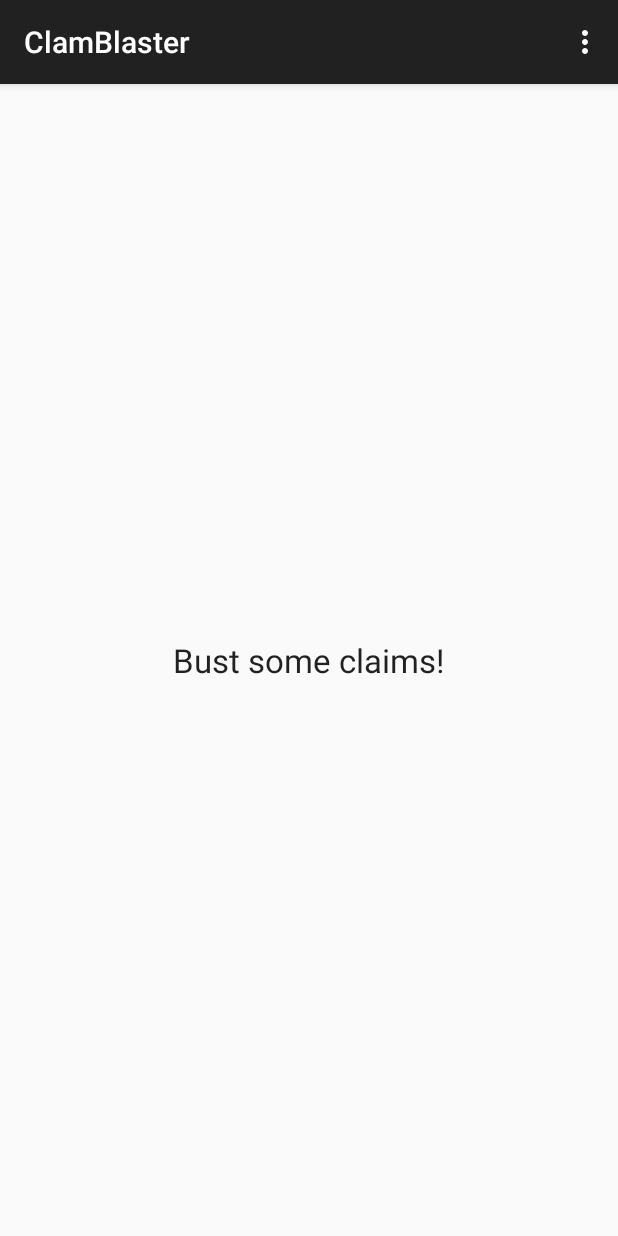
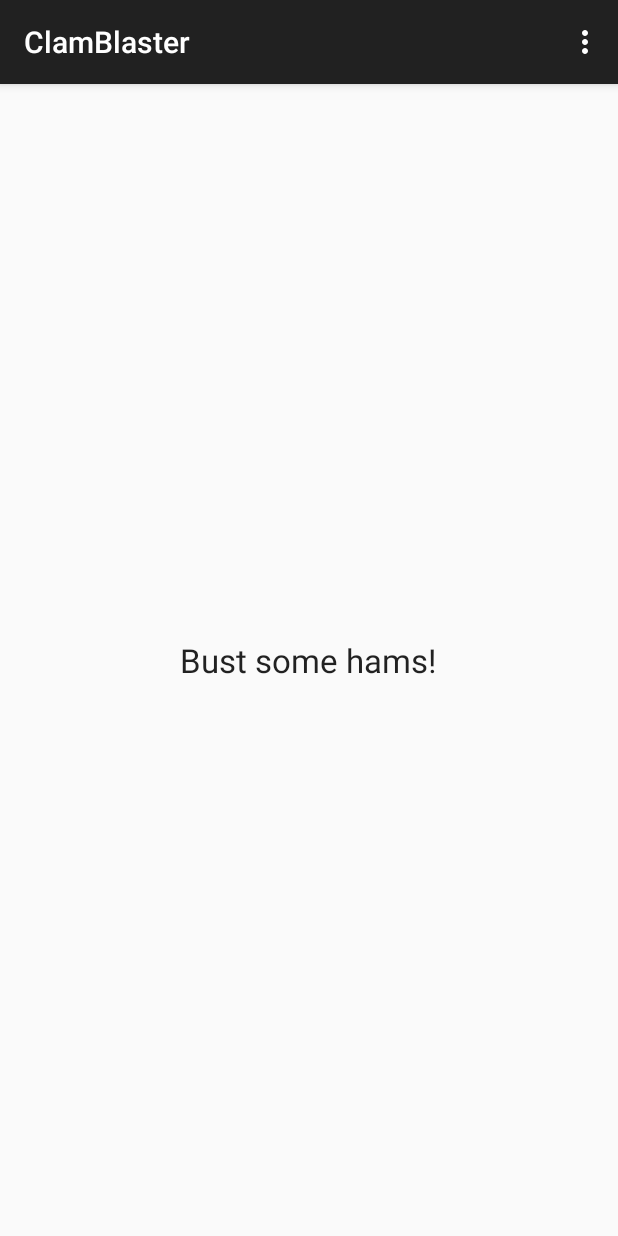
Before and after one commit to L30n1d/ClamBlaster, an Android app: the screen it shows after launch (MainActivity), on a phone screen of 412 x 824 dp. Run offline under Robolectric (Android 15) with nearby library versions, the phone set to English and light mode, and no system bars.

Commit message:
Changed the label text!

```diff
--- a/app/src/main/res/layout/activity_main.xml
+++ b/app/src/main/res/layout/activity_main.xml
@@ -9,7 +9,7 @@
         android:layout_width="wrap_content"
         android:layout_height="wrap_content"
         android:textAppearance="?android:attr/textAppearanceLarge"
-        android:text="Bust some claims!"
+        android:text="Bust some hams!"
         android:id="@+id/textView"
         android:layout_centerVertical="true"
         android:layout_centerHorizontal="true" />
```
